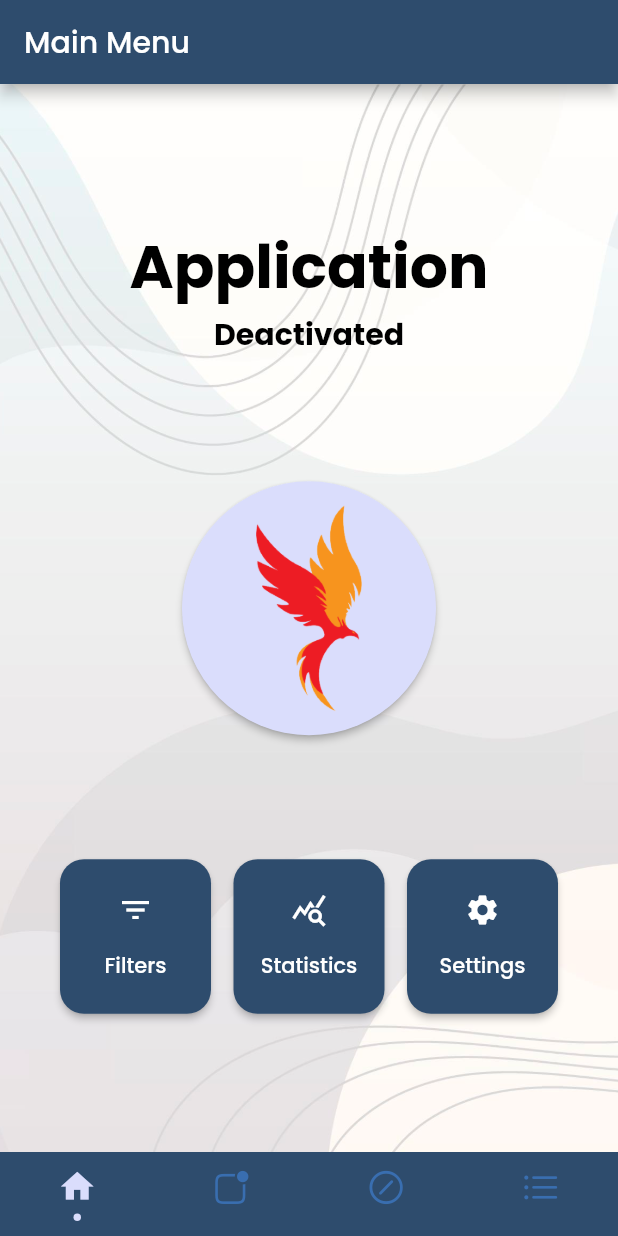
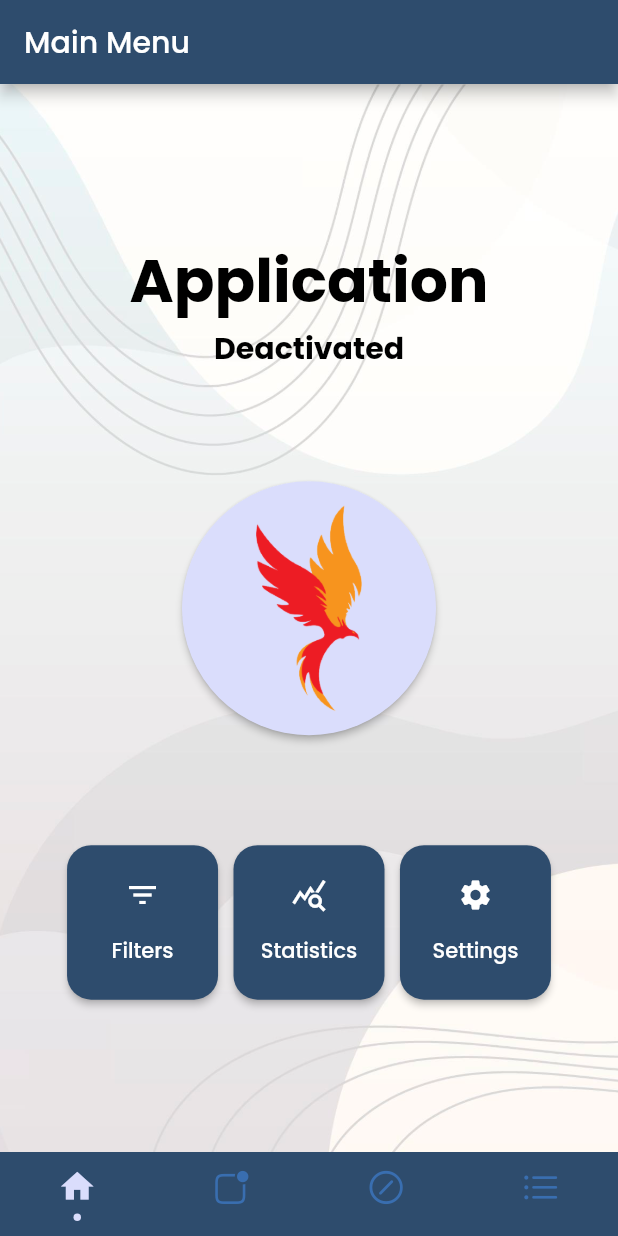
Before and after one commit to harunalbayrak/graduation-app, a Flutter app: the screen it shows after launch, on a phone screen of 412 x 824 dp. Run offline on Flutter 3.47's test engine with Material 2 defaults, Android fonts, the light colour scheme and no system bars; drawn by our look-alikes of auto_size_text, persistent_bottom_nav_bar; our stand-ins replace easy_localization, fl_chart; missing offline and left inert: flutter_gradient_colors.

Commit message:
Add Main Screen env. variables

```diff
--- a/lib/constants/env.dart
+++ b/lib/constants/env.dart
@@ -1,6 +1,7 @@
 import 'package:flutter/material.dart';
 import 'package:flutter/cupertino.dart';
 import 'package:graduation_app/constants/colors.dart';
+import 'package:graduation_app/constants/themes.dart';
 import 'package:persistent_bottom_nav_bar/persistent-tab-view.dart';
 
 /* BOTTOM BAR */
@@ -13,9 +14,23 @@ const Color bottomBarInActiveColor = blue;
 const Color bottomBarBackgroundColor = darkBlue;
 const NavBarStyle bottomBarNavBarStyle = NavBarStyle.style13;
 
+/* MAIN */
+ThemeData mainMenuMaterialAppTheme = denemeTheme;
+
+/* MAIN MENU */
 const IconData mainMenuFiltersIcon = Icons.filter_list;
 const IconData mainMenuStatisticsIcon = Icons.query_stats;
 const IconData mainMenuSettingsIcon = Icons.settings;
+const double mainMenuText1Size = 40;
+const double mainMenuText2Size = mainMenuText1Size / 2;
+double mainMenuSpaceSize1(BuildContext context) {
+  return MediaQuery.of(context).size.height / 40;
+}
+
+double mainMenuSpaceSize2(BuildContext context) {
+  return mainMenuSpaceSize1(context) / 2;
+}
+
 const IconData generalSettingsIcon = Icons.app_settings_alt_outlined;
 const IconData networkSettingsIcon = Icons.perm_data_setting_sharp;
 const IconData backupSettingsIcon = Icons.settings_backup_restore;
--- a/lib/constants/themes.dart
+++ b/lib/constants/themes.dart
@@ -1,7 +1,7 @@
 import 'package:flutter/material.dart';
 import 'package:graduation_app/constants/colors.dart';
 
-final ThemeData denemeTheme = ThemeData(
+ThemeData denemeTheme = ThemeData(
   fontFamily: 'Poppins',
   primaryColor: const Color(0xff2E4C6D),
   appBarTheme: const AppBarTheme(
--- a/lib/main.dart
+++ b/lib/main.dart
@@ -39,6 +39,7 @@ class MyApp extends StatelessWidget {
   Widget build(BuildContext context) {
     return MaterialApp(
       title: 'Flutter Demo',
+      debugShowCheckedModeBanner: false,
       localizationsDelegates: context.localizationDelegates,
       supportedLocales: context.supportedLocales,
       locale: context.locale,
--- a/lib/ui/main_menu/main_menu.dart
+++ b/lib/ui/main_menu/main_menu.dart
@@ -20,9 +20,6 @@ class _MainMenuState extends State<MainMenu> {
 
   @override
   Widget build(BuildContext context) {
-    const double spaceSize1 = 40 * 0.75;
-    const double spaceSize2 = spaceSize1 / 2;
-
     return Scaffold(
       appBar: AppBar(title: const Text('Main Menu')),
       body: Stack(
@@ -33,10 +30,10 @@ class _MainMenuState extends State<MainMenu> {
             mainAxisAlignment: MainAxisAlignment.center,
             children: [
               buildTexts(),
-              const SizedBox(height: spaceSize1),
+              SizedBox(height: mainMenuSpaceSize1(context)),
               mainSwitchButton(context),
-              const SizedBox(height: spaceSize1),
-              buildRow(spaceSize2),
+              SizedBox(height: mainMenuSpaceSize1(context)),
+              buildRow(mainMenuSpaceSize2(context)),
             ],
           )),
         ],
@@ -47,8 +44,14 @@ class _MainMenuState extends State<MainMenu> {
   Widget buildTexts() {
     return Column(
       children: [
-        AutoSizeText("Application", style: textStyle5(context, 40)),
-        AutoSizeText("Deactivated", style: textStyle5(context, 20)),
+        AutoSizeText(
+          "Application",
+          style: textStyle5(context, mainMenuText1Size),
+        ),
+        AutoSizeText(
+          "Deactivated",
+          style: textStyle5(context, mainMenuText2Size),
+        ),
       ],
     );
   }
```
